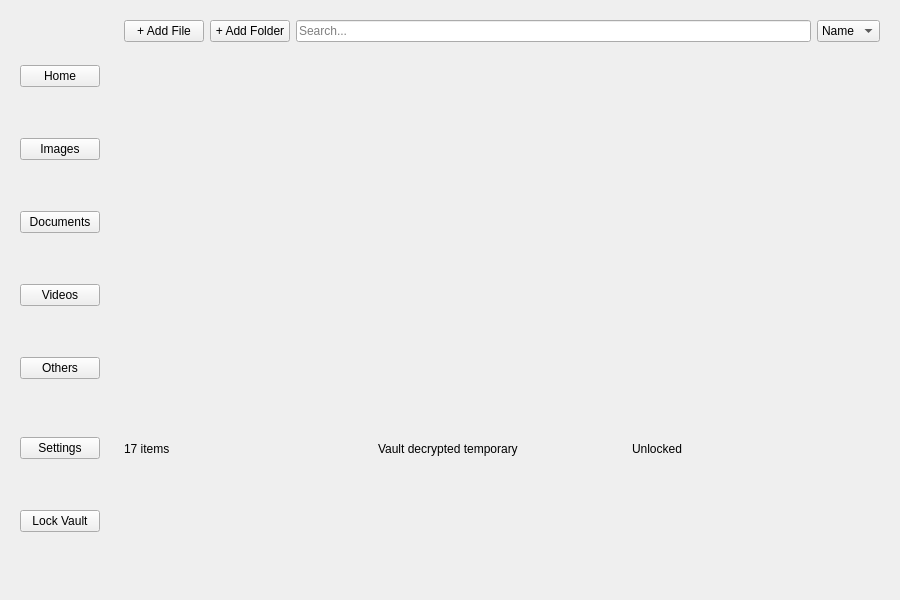
Before: the Qt Designer form gui/ui/vault_view.ui in RenggaPratama37/aafkeygen, drawn with Qt 5.
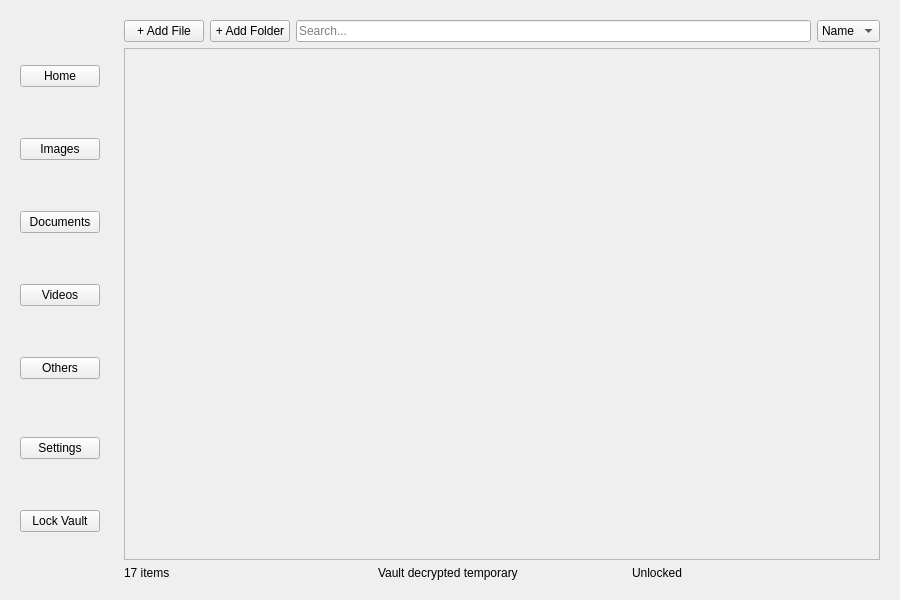
After: the same form once the commit is applied.

Commit message: GUI: password dialog (encrypt/decrypt), vault view grid, cleanup

```diff
--- a/gui/ui/vault_view.ui
+++ b/gui/ui/vault_view.ui
@@ -53,12 +53,23 @@
        </layout>
       </item>
 
-      <item>
-       <widget class="QWidget" name="gridArea">
-        <layout class="QGridLayout" name="fileGrid"/>
+       <item>
+         <widget class="QScrollArea" name="fileScrollArea">
+         <property name="widgetResizable">
+           <bool>true</bool>
+         </property>
+
+        <widget class="QWidget" name="fileGridWidget">
+          <layout class="QGridLayout" name="fileGrid">
+            <property name="spacing">
+              <number>12</number>
+            </property>
+          </layout>
+        </widget>
        </widget>
       </item>
 
+
       <item>
        <layout class="QHBoxLayout" name="footerLayout">
         <item><widget class="QLabel" name="footer_items"><property name="text"><string>17 items</string></property></widget></item>
```
The commit also changes 10 other files.
